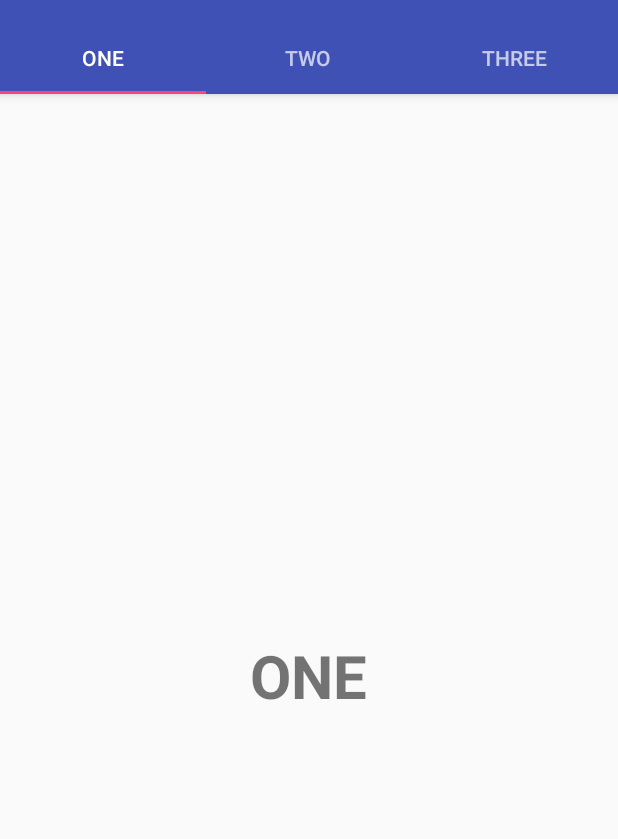
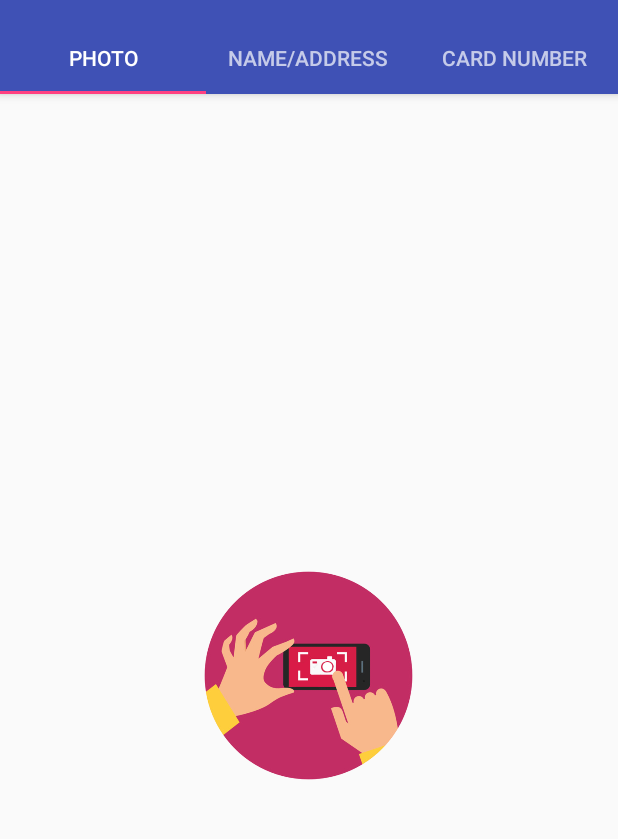
Before and after one commit to sohaiboh/h3ko, an Android app: the OneFragment screen opened directly, with no data from a screen before it, on a phone screen of 412 x 824 dp, the part 62-901 px from its top. Run offline under Robolectric (Android 15) with nearby library versions, the light colour scheme and no system bars.

Commit message:
Designing first fragment

```diff
--- a/app/src/main/java/com/example/suhayb/h3ko/TabActivity.java
+++ b/app/src/main/java/com/example/suhayb/h3ko/TabActivity.java
@@ -8,6 +8,9 @@ import android.support.v4.view.ViewPager;
 import android.support.v7.app.AppCompatActivity;
 import android.os.Bundle;
 import android.support.v7.widget.Toolbar;
+import android.view.View;
+import android.widget.ImageView;
+import android.widget.Toast;
 
 import com.example.suhayb.h3ko.fragments.OneFragment;
 import com.example.suhayb.h3ko.fragments.ThreeFragment;
@@ -41,9 +44,9 @@ public class TabActivity extends AppCompatActivity {
 
     private void setupViewPager(ViewPager viewPager) {
         ViewPagerAdapter adapter = new ViewPagerAdapter(getSupportFragmentManager());
-        adapter.addFragment(new OneFragment(), "ONE");
-        adapter.addFragment(new TwoFragment(), "TWO");
-        adapter.addFragment(new ThreeFragment(), "THREE");
+        adapter.addFragment(new OneFragment(), getString(R.string.photo_tab));
+        adapter.addFragment(new TwoFragment(), getString(R.string.info_tab));
+        adapter.addFragment(new ThreeFragment(), getString(R.string.card_tab));
         viewPager.setAdapter(adapter);
     }
 
--- a/app/src/main/java/com/example/suhayb/h3ko/fragments/OneFragment.java
+++ b/app/src/main/java/com/example/suhayb/h3ko/fragments/OneFragment.java
@@ -5,11 +5,16 @@ import android.support.v4.app.Fragment;
 import android.view.LayoutInflater;
 import android.view.View;
 import android.view.ViewGroup;
+import android.widget.Button;
+import android.widget.ImageView;
+import android.widget.Toast;
 
 import com.example.suhayb.h3ko.R;
 
 
 public class OneFragment extends Fragment {
+
+    ImageView photo;
 
     public OneFragment() {
         // Required empty public constructor
@@ -24,7 +29,19 @@ public class OneFragment extends Fragment {
     public View onCreateView(LayoutInflater inflater, ViewGroup container,
                              Bundle savedInstanceState) {
         // Inflate the layout for this fragment
-        return inflater.inflate(R.layout.fragment_one, container, false);
+        View view = inflater.inflate(R.layout.fragment_one, container, false);
+        initViews(view);
+        return view;
     }
 
+    private void initViews(View view) {
+        photo = view.findViewById(R.id.imgPhoto);
+        photo.setOnClickListener(new View.OnClickListener() {
+            @Override
+            public void onClick(View view) {
+                Toast.makeText(view.getContext(), "TEST", Toast.LENGTH_SHORT).show();
+            }
+        });
+
+    }
 }
--- a/app/src/main/res/layout/fragment_one.xml
+++ b/app/src/main/res/layout/fragment_one.xml
@@ -1,15 +1,15 @@
-<RelativeLayout xmlns:android="http://schemas.android.com/apk/res/android"
+<LinearLayout xmlns:android="http://schemas.android.com/apk/res/android"
     xmlns:tools="http://schemas.android.com/tools"
     android:layout_width="match_parent"
     android:layout_height="match_parent"
-    tools:context="info.androidhive.materialtabs.fragments.OneFragment">
+    tools:context="com.example.suhayb.h3ko.fragments.OneFragment"
+    android:gravity="center">
 
-    <TextView
-        android:layout_width="wrap_content"
-        android:layout_height="wrap_content"
-        android:text="@string/one"
-        android:textSize="40dp"
-        android:textStyle="bold"
-        android:layout_centerInParent="true"/>
+    <ImageView
+        android:id="@+id/imgPhoto"
+        android:layout_width="150dp"
+        android:layout_height="150dp"
+        android:layout_gravity="center"
+        android:src="@drawable/photo"/>
 
-</RelativeLayout>
+</LinearLayout>
--- a/app/src/main/res/layout/fragment_three.xml
+++ b/app/src/main/res/layout/fragment_three.xml
@@ -2,12 +2,12 @@
     xmlns:tools="http://schemas.android.com/tools"
     android:layout_width="match_parent"
     android:layout_height="match_parent"
-    tools:context="info.androidhive.materialtabs.fragments.ThreeFragment">
+    tools:context="com.example.suhayb.h3ko.fragments.ThreeFragment">
 
     <TextView
         android:layout_width="wrap_content"
         android:layout_height="wrap_content"
-        android:text="@string/three"
+        android:text="three"
         android:textSize="40dp"
         android:textStyle="bold"
         android:layout_centerInParent="true"/>
--- a/app/src/main/res/layout/fragment_two.xml
+++ b/app/src/main/res/layout/fragment_two.xml
@@ -2,13 +2,13 @@
     xmlns:tools="http://schemas.android.com/tools"
     android:layout_width="match_parent"
     android:layout_height="match_parent"
-    tools:context="info.androidhive.materialtabs.fragments.TwoFragment">
+    tools:context="com.example.suhayb.h3ko.fragments.TwoFragment">
 
     <TextView
         android:layout_width="wrap_content"
         android:layout_height="wrap_content"
         android:layout_centerInParent="true"
-        android:text="@string/two"
+        android:text="two"
         android:textSize="40dp"
         android:textStyle="bold" />
 
--- a/app/src/main/res/values/strings.xml
+++ b/app/src/main/res/values/strings.xml
@@ -1,15 +1,8 @@
 <resources>
     <string name="app_name">H3ko</string>
 
-
-    <string name="one">ONE</string>
-    <string name="eight">EIGHT</string>
-    <string name="five">FIVE</string>
-    <string name="four">FOUR</string>
-    <string name="nine">NINE</string>
-    <string name="seven">SEVEN</string>
-    <string name="six">SIX</string>
-    <string name="ten">TEN</string>
-    <string name="three">THREE</string>
-    <string name="two">TWO</string>
+    <!--Tag Activity-->
+    <string name="photo_tab">Photo</string>
+    <string name="info_tab">Name/Address</string>
+    <string name="card_tab">Card Number</string>
 </resources>
```
Also changed, not shown: app/src/main/res/drawable/photo.png (added), 1 other file.
